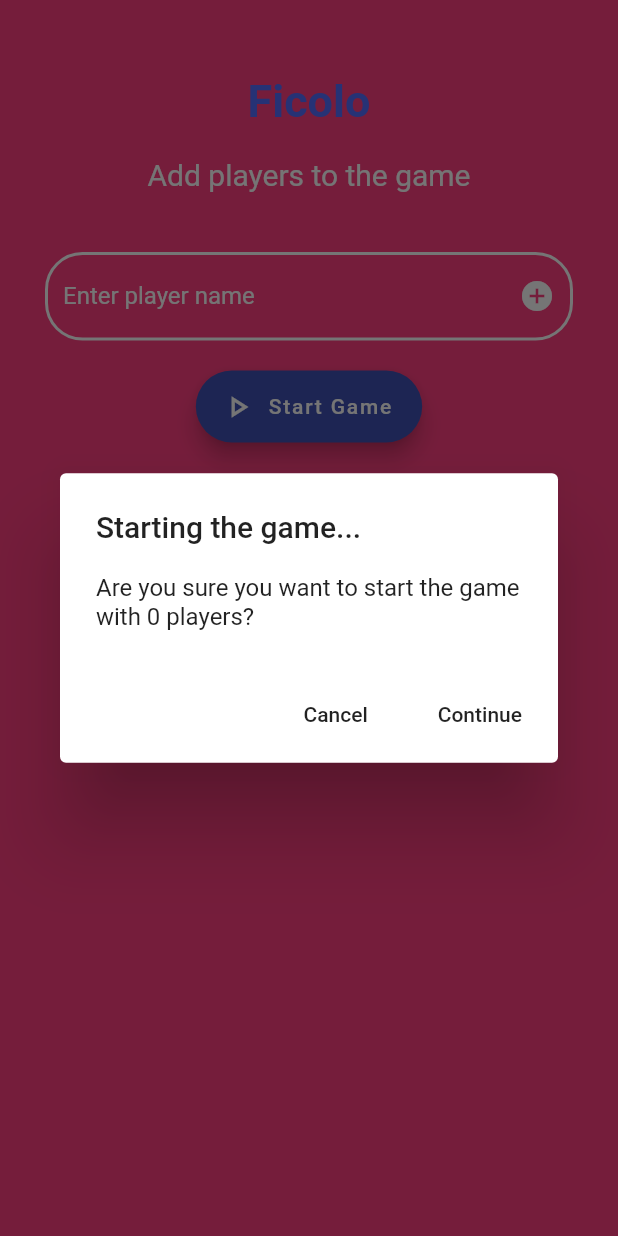
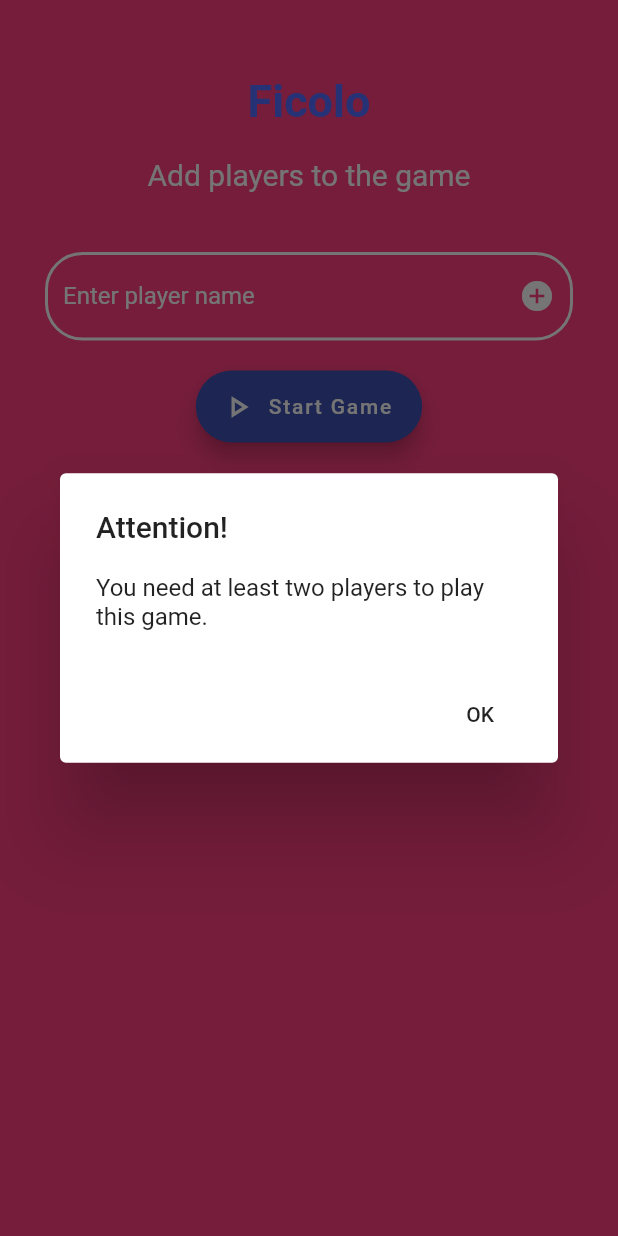
Before and after one commit to DespotB/IDareYouGame, a Flutter app: the screen it shows after launch, after a tap on "Start Game", on a phone screen of 412 x 824 dp. Run offline on Flutter 3.47's test engine with Material 2 defaults, Android fonts, the phone set to English and light mode, and no system bars; Roboto replaces fonts that are missing (Aleo).

Commit message:
UPDATE remove maxplayers ADD minplayers2

```diff
--- a/lib/PlayersPage.dart
+++ b/lib/PlayersPage.dart
@@ -8,7 +8,7 @@ class PlayersPage extends StatelessWidget {
   GamePage _gamePage = GamePage();
   List<String> _players = List<String>();
 
-  showAlertDialogForMaxPlayers(BuildContext context) {
+  showAlertDialogForToLessPlayers(BuildContext context) {
     // set up the button
     Widget okButton = FlatButton(
       child: Text("OK"),
@@ -37,29 +37,20 @@ class PlayersPage extends StatelessWidget {
 
   showAlertDialogForStartGame(BuildContext context) {
     // set up the button
-    Widget cancelButton = FlatButton(
-      child: Text("Cancel"),
+    // set up the button
+    Widget okButton = FlatButton(
+      child: Text("OK"),
       onPressed: () {
-        Navigator.of(context).pop();
-      },
-    );
-    Widget continueButton = FlatButton(
-      child: Text("Continue"),
-      onPressed: () {
-        Navigator.of(context)
-            .push(new MaterialPageRoute(builder: (context) => _gamePage));
+        Navigator.of(context).pop(true);
       },
     );
 
     // set up the AlertDialog
     AlertDialog alert = AlertDialog(
-      title: Text("Starting the game..."),
-      content: Text("Are you sure you want to start the game with " +
-          _players.length.toString() +
-          " players?"),
+      title: Text("Attention!"),
+      content: Text("You need at least two players to play this game."),
       actions: [
-        cancelButton,
-        continueButton,
+        okButton,
       ],
     );
 
@@ -111,6 +102,7 @@ class PlayersPage extends StatelessWidget {
                       name,
                       textAlign: TextAlign.left,
                       style: TextStyle(fontSize: 18, color: Colors.white),
+
                     ),
                   ),
                 new Padding(padding: EdgeInsets.only(top: 20.0)),
@@ -126,7 +118,7 @@ class PlayersPage extends StatelessWidget {
                             (context as Element).reassemble();
                             _controller.clear();
                           } else {
-                        return showAlertDialogForMaxPlayers(context);
+                            return showAlertDialogForToLessPlayers(context);
                           }
                         },
                         icon: Icon(Icons.add_circle, color: Colors.white)),
@@ -156,7 +148,13 @@ class PlayersPage extends StatelessWidget {
                   onPressed: () {
                     // Add your onPressed code here!
                     _gamePage.setPersons(_players);
+                    if(_players.length < 2){
                       showAlertDialogForStartGame(context);
+                    } else {
+                      Navigator.of(context)
+                          .push(
+                          new MaterialPageRoute(builder: (context) => _gamePage));
+                    }
                   },
                   label: Text('Start Game'),
                   icon: Icon(Icons.play_arrow_outlined),
```
Also changed, not shown: 1 other file. Lines whose indentation alone changed are shown as unchanged.
